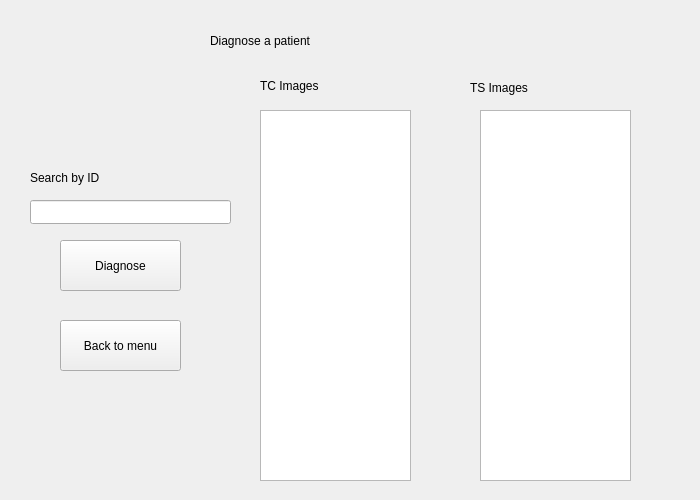
Qt form asd/diagnosis.ui (rkishibe/diaggaze) before a commit.
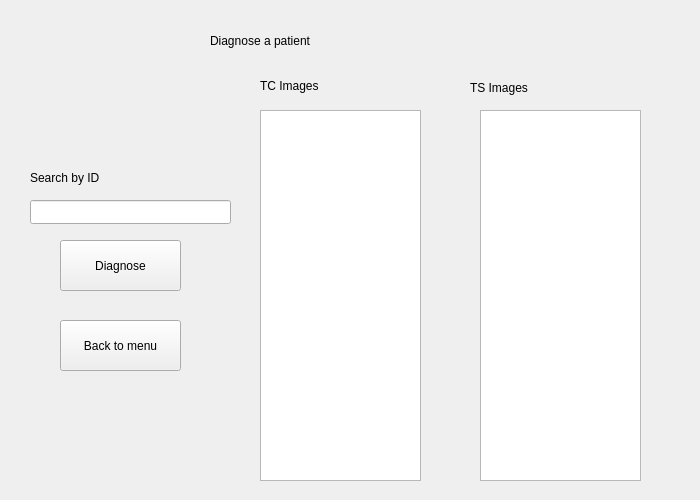
The same form after that commit.

```diff
--- a/asd/diagnosis.ui
+++ b/asd/diagnosis.ui
@@ -54,7 +54,7 @@
     <rect>
      <x>260</x>
      <y>110</y>
-     <width>151</width>
+     <width>161</width>
      <height>371</height>
     </rect>
    </property>
@@ -90,7 +90,7 @@
     <rect>
      <x>480</x>
      <y>110</y>
-     <width>151</width>
+     <width>161</width>
      <height>371</height>
     </rect>
    </property>
```
